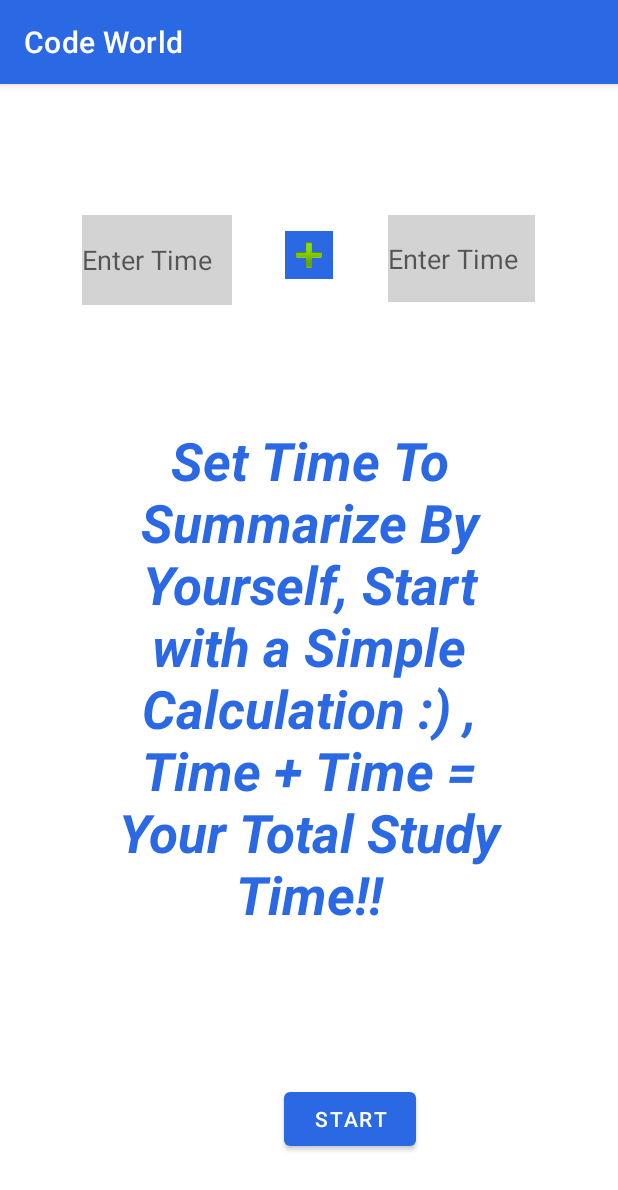
After one commit to SKumaran14/Online_course_exam_management_system, an Android app: the alarm screen opened directly, with no data from a screen before it, on a phone screen of 412 x 824 dp. The commit adds this screen. Shown: the top 1190 px of the screen. Run offline under Robolectric (Android 15) with nearby library versions, the light colour scheme and no system bars.

Commit message:
calculation added

```diff
--- a/app/src/main/java/com/example/courseexamapp/admin_course_sub_parts.java
+++ b/app/src/main/java/com/example/courseexamapp/admin_course_sub_parts.java
@@ -22,7 +22,7 @@ public class admin_course_sub_parts extends AppCompatActivity {
     private ImageView back;
     private ListView lv;
     private EditText search_sub;
-    private Button edit_sub, add_sub, cont_next, delete_sub, admin_home;
+    private Button edit_sub, add_sub, cont_next, admin_home;
     ArrayList<String> Course_parts = new ArrayList<String>();
     ArrayAdapter myAdapter;
     Integer indexVal;
@@ -35,7 +35,6 @@ public class admin_course_sub_parts extends AppCompatActivity {
         admin_home = findViewById(R.id.admin_home);
         back = findViewById(R.id.go_back);
         edit_sub = findViewById(R.id.edit_sub);
-        delete_sub = findViewById(R.id.delete_sub);
         add_sub = findViewById(R.id.add_sub);
         cont_next = findViewById(R.id.cont_next);
         lv = findViewById(R.id.lv);
--- /dev/null
+++ b/app/src/main/java/com/example/courseexamapp/alarm.java
@@ -0,0 +1,52 @@
+package com.example.courseexamapp;
+
+import androidx.appcompat.app.AppCompatActivity;
+
+import android.os.Bundle;
+import android.app.AlarmManager;
+import android.app.PendingIntent;
+import android.content.Intent;
+
+import android.view.View;
+import android.widget.Button;
+import android.widget.EditText;
+import android.widget.Toast;
+
+
+
+public class alarm extends AppCompatActivity {
+    Button st_alarm;
+    @Override
+    protected void onCreate(Bundle savedInstanceState) {
+        super.onCreate(savedInstanceState);
+        setContentView(R.layout.activity_alarm);
+
+
+
+        st_alarm= findViewById(R.id.st_alarm);
+
+        st_alarm.setOnClickListener(new View.OnClickListener() {
+            @Override
+            public void onClick(View view) {
+                startAlert();
+            }
+        });
+    }
+
+    public void startAlert(){
+        EditText text = findViewById(R.id.input_time);
+        EditText text1 = findViewById(R.id.input_time);
+
+        int i = Integer.parseInt(text.getText().toString());
+        int j = Integer.parseInt(text.getText().toString());
+        int k;
+        k = i +j;
+        Intent intent = new Intent(this, MyBroadcastReceiver.class);
+        PendingIntent pendingIntent = PendingIntent.getBroadcast(
+                this.getApplicationContext(), 234324243, intent, 0);
+        AlarmManager alarmManager = (AlarmManager) getSystemService(ALARM_SERVICE);
+        alarmManager.set(AlarmManager.RTC_WAKEUP, System.currentTimeMillis()
+                + ((k) * 1000), pendingIntent);
+        Toast.makeText(this, "Alarm set in " + k + " seconds",Toast.LENGTH_LONG).show();
+    }
+}
--- /dev/null
+++ b/app/src/main/res/layout/activity_alarm.xml
@@ -0,0 +1,91 @@
+<?xml version="1.0" encoding="utf-8"?>
+<RelativeLayout xmlns:android="http://schemas.android.com/apk/res/android"
+    xmlns:app="http://schemas.android.com/apk/res-auto"
+    xmlns:tools="http://schemas.android.com/tools"
+    android:id="@+id/in"
+    android:layout_width="match_parent"
+    android:layout_height="match_parent">
+
+    <androidx.constraintlayout.widget.ConstraintLayout
+        android:layout_width="match_parent"
+        android:layout_height="match_parent">
+
+        <EditText
+            android:id="@+id/input_time"
+            android:layout_width="100sp"
+            android:layout_height="60dp"
+            android:background="#D3D3D3"
+            android:backgroundTint="#D3D3D3"
+            android:ems="10"
+            android:hint="@string/input_time"
+            android:importantForAutofill="no"
+            android:inputType="time"
+            app:layout_constraintBottom_toTopOf="@+id/summary"
+            app:layout_constraintEnd_toEndOf="parent"
+            app:layout_constraintHorizontal_bias="0.176"
+            app:layout_constraintStart_toStartOf="parent"
+            app:layout_constraintTop_toTopOf="parent"
+            app:layout_constraintVertical_bias="0.521"
+            tools:ignore="TextContrastCheck,DuplicateSpeakableTextCheck" />
+
+        <ImageView
+            android:id="@+id/img_addition"
+            android:layout_width="wrap_content"
+            android:layout_height="wrap_content"
+            android:background="@color/main"
+            android:backgroundTint="@color/main"
+            android:contentDescription="@string/input_time"
+            app:layout_constraintBottom_toTopOf="@+id/summary"
+            app:layout_constraintEnd_toEndOf="parent"
+            app:layout_constraintStart_toStartOf="parent"
+            app:layout_constraintTop_toTopOf="parent"
+            app:srcCompat="@android:drawable/ic_input_add" />
+
+        <EditText
+            android:id="@+id/input_time1"
+            android:layout_width="98dp"
+            android:layout_height="58dp"
+            android:background="#D3D3D3"
+            android:backgroundTint="#D3D3D3"
+            android:ems="10"
+            android:hint="@string/input_time1"
+            android:importantForAutofill="no"
+            android:inputType="textPersonName|time"
+            app:layout_constraintBottom_toTopOf="@+id/summary"
+            app:layout_constraintEnd_toEndOf="parent"
+            app:layout_constraintHorizontal_bias="0.824"
+            app:layout_constraintStart_toStartOf="parent"
+            app:layout_constraintTop_toTopOf="parent"
+            app:layout_constraintVertical_bias="0.514"
+            tools:ignore="TextContrastCheck" />
+
+        <TextView
+            android:id="@+id/summary"
+            android:layout_width="301dp"
+            android:layout_height="373dp"
+            android:text="@string/summary"
+            android:textAlignment="center"
+            android:textColor="@color/main"
+            android:textSize="35sp"
+            android:textStyle="bold|italic"
+            app:layout_constraintBottom_toBottomOf="parent"
+            app:layout_constraintEnd_toEndOf="parent"
+            app:layout_constraintStart_toStartOf="parent"
+            app:layout_constraintTop_toTopOf="parent"
+            app:layout_constraintVertical_bias="0.576" />
+
+        <Button
+            android:id="@+id/st_alarm"
+            android:layout_width="wrap_content"
+            android:layout_height="wrap_content"
+            android:text="@string/st_alarm"
+            app:layout_constraintBottom_toBottomOf="parent"
+            app:layout_constraintEnd_toEndOf="parent"
+            app:layout_constraintHorizontal_bias="0.585"
+            app:layout_constraintStart_toStartOf="parent"
+            app:layout_constraintTop_toTopOf="parent"
+            app:layout_constraintVertical_bias="0.925" />
+
+    </androidx.constraintlayout.widget.ConstraintLayout>
+
+</RelativeLayout>
--- a/app/src/main/res/values/strings.xml
+++ b/app/src/main/res/values/strings.xml
@@ -145,7 +145,7 @@
     <string name="btn_ur_python">Python</string>
     <string name="btn_ur_csharp">C#</string>
     <string name="btn_ur_html">HTML</string>
-    <string name="btn_ur_enroll">Enroll More</string>
+    <string name="btn_ur_enroll"> More</string>
     <!--    /search result-->
     <string name="search_html">HTML</string>
     <string name="img_src_rst_html"> </string>
@@ -165,6 +165,7 @@
     <string name="admin_edit"> Edit Course</string>
     <string name="admin_delete"> Delete Course</string>
     <string name="admin_img_menu"> </string>
+    <string name="btn_add_cmnt"> ... </string>
     <!--    /course_content-->
     <string name="course_content_html"> HTML </string>
     <string name="content_head"> Tags For Headers </string>
@@ -190,6 +191,13 @@
     <string name="html_cont4"> Lists </string>
     <string name="html_cont5"> Formatting </string>
     <string name="cont_next"> Next </string>
+    <string name="st_alarm"> start </string>
+    <string name="input_time"> Enter Time </string>
+    <string name="input_time1"> Enter Time </string>
+    <string name="alarm"> Alarm </string>
+    <string name="summary"> Set Time To Summarize By Yourself, Start with a Simple Calculation :)  , Time + Time = Your Total Study Time!! </string>
+
+
     <!--    /Nav_bar-->
     <string name="menuk">Menu</string>
     <string name="forum">Forum</string>
```
Also changed, not shown: app/src/main/AndroidManifest.xml (+9 -2 lines), app/src/main/java/com/example/courseexamapp/MyBroadcastReceiver.java (added, +18 -0 lines), app/src/main/res/layout/activity_admin_course_sub_parts.xml (+62 -68 lines), app/src/main/res/layout/activity_admin_courses.xml (+8 -8 lines), app/src/main/res/layout/activity_admin_edit_course_content.xml (+13 -13 lines), 1 other file.
